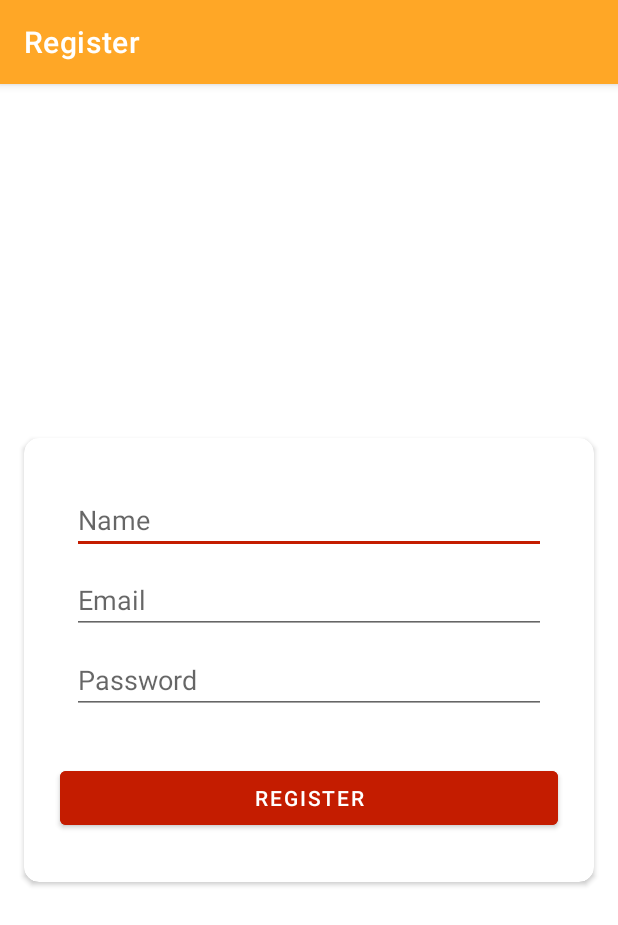
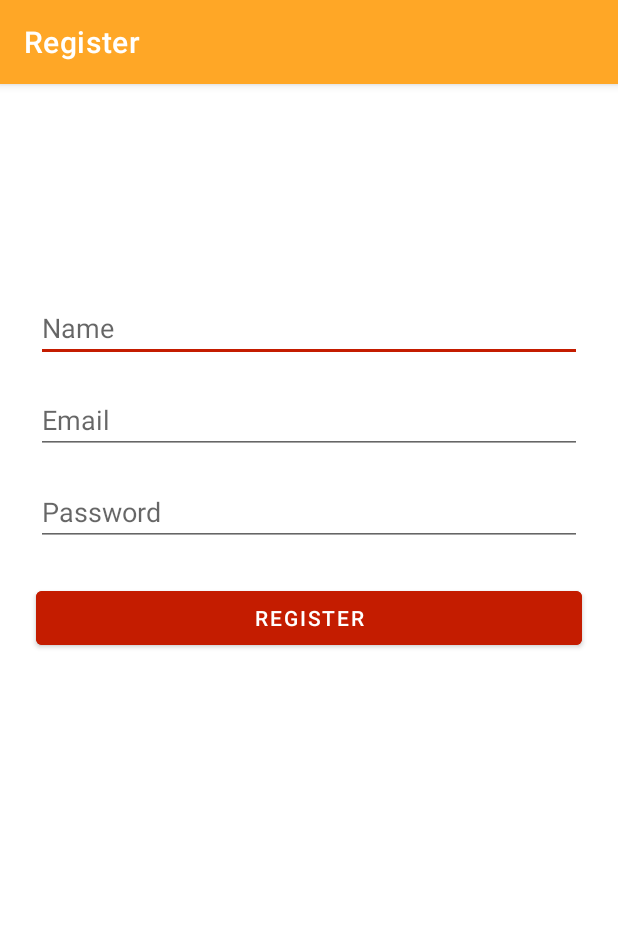
Before and after one commit to jeehmilena/FavoriteMovie, an Android app: the RegisterActivity screen opened directly, with no data from a screen before it, on a phone screen of 412 x 824 dp. Shown: the top 925 px of the screen. Run offline under Robolectric (Android 15) with nearby library versions, the phone set to English and light mode, and no system bars.

Commit message:
Revisão do layout

```diff
--- a/app/src/main/res/layout/activity_register.xml
+++ b/app/src/main/res/layout/activity_register.xml
@@ -10,18 +10,6 @@
         android:layout_height="wrap_content"
         tools:context=".authentication.view.LoginFragment">
 
-        <androidx.cardview.widget.CardView
-            android:id="@+id/cv_register"
-            android:layout_width="match_parent"
-            android:layout_height="wrap_content"
-            android:layout_marginStart="16dp"
-            android:layout_marginEnd="16dp"
-            app:cardCornerRadius="@dimen/corner_10"
-            app:layout_constraintBottom_toBottomOf="parent"
-            app:layout_constraintEnd_toEndOf="parent"
-            app:layout_constraintStart_toStartOf="parent"
-            app:layout_constraintTop_toTopOf="parent">
-
             <ProgressBar
                 android:id="@+id/pb_register"
                 android:layout_width="wrap_content"
@@ -30,60 +18,63 @@
                 android:indeterminate="true"
                 android:visibility="gone" />
 
-            <LinearLayout
-                android:layout_width="match_parent"
-                android:layout_height="wrap_content"
-                android:layout_margin="@dimen/margin_8"
-                android:orientation="vertical">
 
         <EditText
             android:id="@+id/etv_name_register"
             android:layout_width="match_parent"
             android:layout_height="wrap_content"
             android:layout_marginStart="@dimen/margin_24"
-                    android:layout_marginTop="@dimen/margin_24"
+            android:layout_marginTop="140dp"
             android:layout_marginEnd="@dimen/margin_24"
             android:hint="@string/name"
             android:inputType="text"
-                    android:selectAllOnFocus="true" />
+            android:selectAllOnFocus="true"
+            app:layout_constraintEnd_toEndOf="parent"
+            app:layout_constraintHorizontal_bias="0.0"
+            app:layout_constraintStart_toStartOf="parent"
+            app:layout_constraintTop_toTopOf="parent" />
 
         <EditText
             android:id="@+id/etv_email_register"
             android:layout_width="match_parent"
             android:layout_height="wrap_content"
             android:layout_marginStart="@dimen/margin_24"
-                    android:layout_marginTop="@dimen/margin_8"
+            android:layout_marginTop="@dimen/margin_16"
             android:layout_marginEnd="@dimen/margin_24"
             android:hint="@string/prompt_email"
             android:inputType="textEmailAddress"
-                    android:selectAllOnFocus="true" />
-
+            android:selectAllOnFocus="true"
+            app:layout_constraintEnd_toEndOf="parent"
+            app:layout_constraintStart_toStartOf="parent"
+            app:layout_constraintTop_toBottomOf="@+id/etv_name_register" />
 
         <EditText
             android:id="@+id/etv_password_register"
             android:layout_width="match_parent"
             android:layout_height="wrap_content"
             android:layout_marginStart="@dimen/margin_24"
-                    android:layout_marginTop="@dimen/margin_8"
+            android:layout_marginTop="@dimen/margin_16"
             android:layout_marginEnd="@dimen/margin_24"
             android:hint="@string/prompt_password"
             android:inputType="textPassword"
-                    android:selectAllOnFocus="true" />
+            android:selectAllOnFocus="true"
+            app:layout_constraintEnd_toEndOf="parent"
+            app:layout_constraintStart_toStartOf="parent"
+            app:layout_constraintTop_toBottomOf="@+id/etv_email_register" />
 
         <Button
             android:id="@+id/btn_register"
             android:layout_width="match_parent"
             android:layout_height="wrap_content"
-                    android:layout_marginStart="@dimen/margin_16"
-                    android:layout_marginTop="@dimen/margin_32"
-                    android:layout_marginEnd="@dimen/margin_16"
-                    android:layout_marginBottom="@dimen/margin_24"
+            android:layout_marginStart="@dimen/margin_24"
+            android:layout_marginTop="@dimen/margin_24"
+            android:layout_marginEnd="@dimen/margin_24"
             android:backgroundTint="@color/oragne_c41c00"
             android:text="@string/register"
-                    android:textColor="@color/white" />
-
-            </LinearLayout>
-        </androidx.cardview.widget.CardView>
+            android:textColor="@color/white"
+            app:layout_constraintEnd_toEndOf="parent"
+            app:layout_constraintStart_toStartOf="parent"
+            app:layout_constraintTop_toBottomOf="@+id/etv_password_register" />
 
     </androidx.constraintlayout.widget.ConstraintLayout>
 </ScrollView>
```
Also changed, not shown: app/src/main/res/layout/activity_login.xml (+22 -19 lines). Lines whose indentation alone changed are shown as unchanged.
